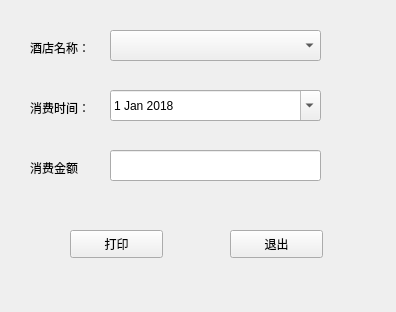
Before: the Qt Designer form dish5.ui in r53127/py_learning, drawn with Qt 5.
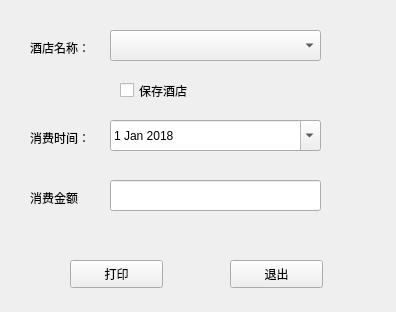
After: the same form once the commit is applied.

```diff
--- a/dish5.ui
+++ b/dish5.ui
@@ -33,7 +33,7 @@
    <property name="geometry">
     <rect>
      <x>30</x>
-     <y>100</y>
+     <y>130</y>
      <width>72</width>
      <height>15</height>
     </rect>
@@ -49,7 +49,7 @@
    <property name="geometry">
     <rect>
      <x>30</x>
-     <y>160</y>
+     <y>190</y>
      <width>72</width>
      <height>15</height>
     </rect>
@@ -65,7 +65,7 @@
    <property name="geometry">
     <rect>
      <x>110</x>
-     <y>150</y>
+     <y>180</y>
      <width>211</width>
      <height>31</height>
     </rect>
@@ -75,7 +75,7 @@
    <property name="geometry">
     <rect>
      <x>70</x>
-     <y>230</y>
+     <y>260</y>
      <width>93</width>
      <height>28</height>
     </rect>
@@ -88,7 +88,7 @@
    <property name="geometry">
     <rect>
      <x>230</x>
-     <y>230</y>
+     <y>260</y>
      <width>93</width>
      <height>28</height>
     </rect>
@@ -111,7 +111,7 @@
    <property name="geometry">
     <rect>
      <x>110</x>
-     <y>90</y>
+     <y>120</y>
      <width>211</width>
      <height>31</height>
     </rect>
@@ -133,6 +133,19 @@
     <bool>true</bool>
    </property>
   </widget>
+  <widget class="QCheckBox" name="checkBox">
+   <property name="geometry">
+    <rect>
+     <x>120</x>
+     <y>80</y>
+     <width>91</width>
+     <height>21</height>
+    </rect>
+   </property>
+   <property name="text">
+    <string>保存酒店</string>
+   </property>
+  </widget>
  </widget>
  <tabstops>
   <tabstop>comboBox</tabstop>
```
